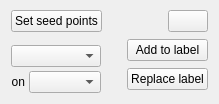
Qt form gui/widgets/graphsegwidget.ui (gerbilvis/gerbil) before a commit.
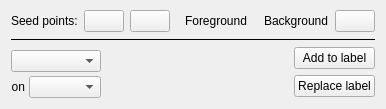
The same form after that commit. Icons and pictures are not drawn. Custom widgets are drawn as their Qt base class.

Commit message: improve graphsegwidget gui two separate buttons now for cleaning labels and seed points

```diff
--- a/gui/widgets/graphsegwidget.ui
+++ b/gui/widgets/graphsegwidget.ui
@@ -2,12 +2,27 @@
 <ui version="4.0">
  <class>GraphSegWidget</class>
  <widget class="QWidget" name="GraphSegWidget">
+  <property name="geometry">
+   <rect>
+    <x>0</x>
+    <y>0</y>
+    <width>263</width>
+    <height>109</height>
+   </rect>
+  </property>
   <layout class="QVBoxLayout" name="verticalLayout">
    <property name="topMargin">
     <number>10</number>
    </property>
    <item>
     <layout class="QHBoxLayout" name="horizontalLayout">
+     <item>
+      <widget class="QLabel" name="label">
+       <property name="text">
+        <string>Seed points:</string>
+       </property>
+      </widget>
+     </item>
      <item>
       <widget class="QPushButton" name="seedModeButton">
        <property name="sizePolicy">
@@ -20,13 +35,119 @@
         <string>Start seeding mode</string>
        </property>
        <property name="text">
-        <string>Set seed points</string>
+        <string/>
+       </property>
+       <property name="icon">
+        <iconset resource="../gerbil.qrc">
+         <normaloff>:/basic/pen</normaloff>:/basic/pen</iconset>
        </property>
        <property name="checkable">
         <bool>true</bool>
        </property>
       </widget>
      </item>
+     <item>
+      <widget class="QPushButton" name="clearSeedsButton">
+       <property name="sizePolicy">
+        <sizepolicy hsizetype="Minimum" vsizetype="Preferred">
+         <horstretch>0</horstretch>
+         <verstretch>0</verstretch>
+        </sizepolicy>
+       </property>
+       <property name="toolTip">
+        <string>Clear existing seed points</string>
+       </property>
+       <property name="text">
+        <string/>
+       </property>
+       <property name="icon">
+        <iconset theme="edit-clear"/>
+       </property>
+      </widget>
+     </item>
+     <item>
+      <widget class="QWidget" name="seedModeWidget" native="true">
+       <layout class="QHBoxLayout" name="horizontalLayout_2">
+        <property name="spacing">
+         <number>2</number>
+        </property>
+        <property name="leftMargin">
+         <number>0</number>
+        </property>
+        <property name="topMargin">
+         <number>0</number>
+        </property>
+        <property name="rightMargin">
+         <number>0</number>
+        </property>
+        <property name="bottomMargin">
+         <number>0</number>
+        </property>
+        <item>
+         <widget class="QLabel" name="label_2">
+          <property name="toolTip">
+           <string>Left mouse button places foreground seeds</string>
+          </property>
+          <property name="text">
+           <string/>
+          </property>
+          <property name="pixmap">
+           <pixmap resource="../gerbil.qrc">:/basic/mouse-left</pixmap>
+          </property>
+         </widget>
+        </item>
+        <item>
+         <widget class="QLabel" name="label_3">
+          <property name="toolTip">
+           <string>Left mouse button places foreground seeds</string>
+          </property>
+          <property name="text">
+           <string>Foreground</string>
+          </property>
+         </widget>
+        </item>
+        <item>
+         <spacer name="horizontalSpacer_3">
+          <property name="orientation">
+           <enum>Qt::Horizontal</enum>
+          </property>
+          <property name="sizeType">
+           <enum>QSizePolicy::Fixed</enum>
+          </property>
+          <property name="sizeHint" stdset="0">
+           <size>
+            <width>6</width>
+            <height>1</height>
+           </size>
+          </property>
+         </spacer>
+        </item>
+        <item>
+         <widget class="QLabel" name="label_4">
+          <property name="toolTip">
+           <string>Right mouse button places background seeds</string>
+          </property>
+          <property name="text">
+           <string/>
+          </property>
+          <property name="pixmap">
+           <pixmap resource="../gerbil.qrc">:/basic/mouse-right</pixmap>
+          </property>
+         </widget>
+        </item>
+        <item>
+         <widget class="QLabel" name="label_5">
+          <property name="toolTip">
+           <string>Right mouse button places background seeds</string>
+          </property>
+          <property name="text">
+           <string>Background</string>
+          </property>
+         </widget>
+        </item>
+       </layout>
+      </widget>
+     </item>
      <item>
       <spacer name="horizontalSpacer_2">
        <property name="orientation">
@@ -55,6 +176,16 @@
      </item>
     </layout>
    </item>
+   <item>
+    <widget class="Line" name="line">
+     <property name="frameShadow">
+      <enum>QFrame::Plain</enum>
+     </property>
+     <property name="orientation">
+      <enum>Qt::Horizontal</enum>
+     </property>
+    </widget>
+   </item>
    <item>
     <layout class="QHBoxLayout" name="horizontalLayout_5">
      <item>
@@ -67,6 +198,12 @@
          <property name="orientation">
           <enum>Qt::Vertical</enum>
          </property>
+         <property name="sizeHint" stdset="0">
+          <size>
+           <width>0</width>
+           <height>0</height>
+          </size>
+         </property>
         </spacer>
        </item>
        <item>
```
Left out of the diff: 10 changed lines with no effect on the pictures. The commit also changes 9 other files.
